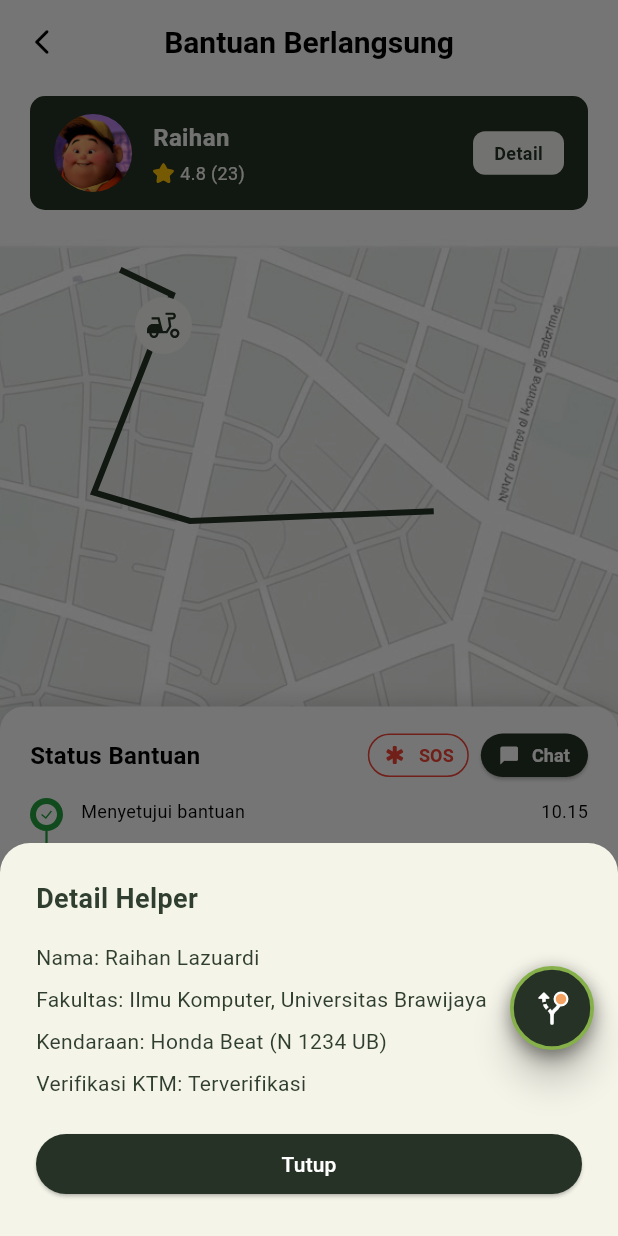
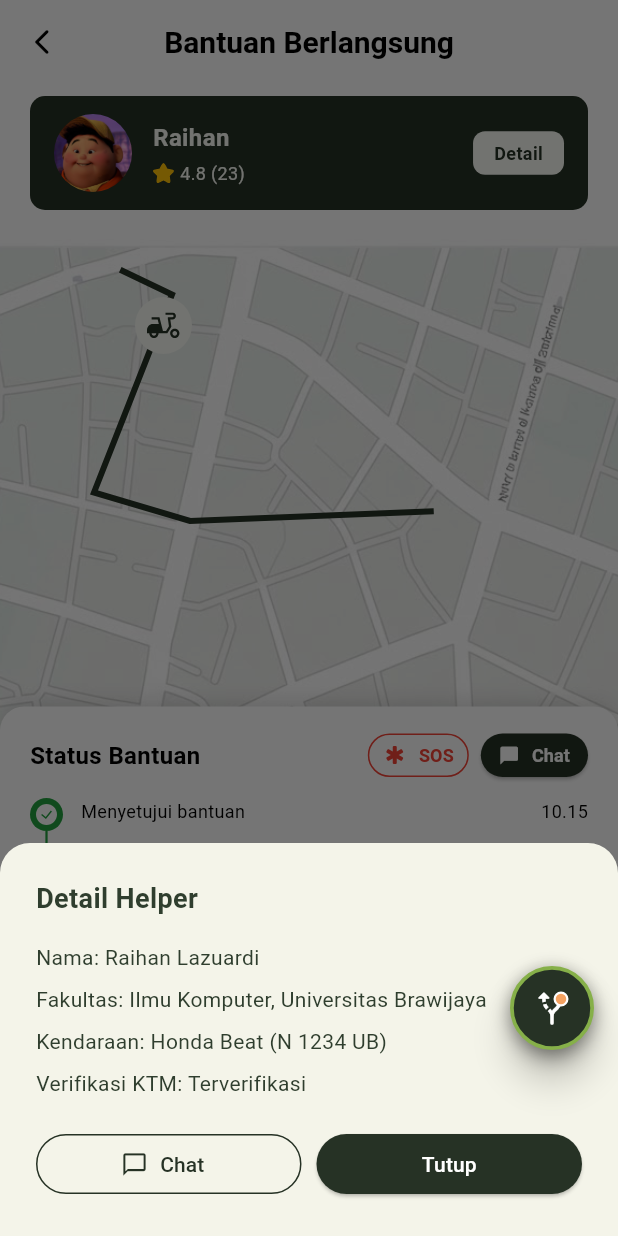
Before and after one commit to zuhdiarif/Ubantu, a Flutter app: the PindahKosInProgressView screen opened by its route, after a tap on "Detail", on a phone screen of 412 x 824 dp. Run offline on Flutter 3.47's test engine with Material 3 defaults, Android fonts, the phone set to English and light mode, and no system bars; our stand-ins replace flutter_svg, go_router, shared_preferences, supabase_flutter; accounts and stored records are empty; Roboto replaces fonts that are missing (Plus Jakarta Sans); project files that could hold a hidden picture were left out.

Commit message:
feat(chat): wire routes, bottom navigation, in-progress chat links, and debug menu

```diff
--- a/lib/components/debug_floating_menu.dart
+++ b/lib/components/debug_floating_menu.dart
@@ -32,6 +32,13 @@ class _DebugFloatingMenuState extends State<DebugFloatingMenu> {
         {'name': '3. Menunggu Helper Bersih', 'route': AppRouter.bersihKosWaiting, 'icon': Icons.hourglass_top_rounded},
         {'name': '4. Bersih Berlangsung', 'route': AppRouter.bersihKosInProgress, 'icon': Icons.navigation_rounded},
         {'name': '5. Selesai & Ulasan Bersih', 'route': AppRouter.bersihKosSelesai, 'icon': Icons.star_rounded},
+      ],
+    },
+    {
+      'title': 'Fitur Chat & Percakapan',
+      'routes': [
+        {'name': '1. Inbox Percakapan', 'route': AppRouter.chatInbox, 'icon': Icons.inbox_rounded},
+        {'name': '2. Ruang Chat Interaktif', 'route': AppRouter.chatRoom, 'icon': Icons.chat_rounded},
       ],
     },
     {
--- a/lib/core/navigation/app_router.dart
+++ b/lib/core/navigation/app_router.dart
@@ -21,6 +21,9 @@ import 'package:ubantu/presentation/views/register_view.dart';
 import 'package:ubantu/presentation/views/sos_active_tracking_view.dart';
 import 'package:ubantu/presentation/views/sos_finish_dialog_view.dart';
 import 'package:ubantu/presentation/views/sos_form_view.dart';
+import 'package:ubantu/domain/models/chat_room_model.dart';
+import 'package:ubantu/presentation/views/chat/chat_room_view.dart';
+import 'package:ubantu/presentation/views/chat/inbox_view.dart';
 
 class AppAuthNotifier extends ChangeNotifier {
   static final AppAuthNotifier instance = AppAuthNotifier._();
@@ -63,6 +66,8 @@ class AppRouter {
   static const String bersihKosWaiting = '/bersih-kos/waiting';
   static const String bersihKosInProgress = '/bersih-kos/in-progress';
   static const String bersihKosSelesai = '/bersih-kos/selesai';
+  static const String chatInbox = '/chat';
+  static const String chatRoom = '/chat/room';
 
   static final router = GoRouter(
     initialLocation: onboarding,
@@ -168,6 +173,17 @@ class AppRouter {
         path: bersihKosSelesai,
         builder: (context, state) => const BersihKosSelesaiView(),
       ),
+      GoRoute(
+        path: chatInbox,
+        builder: (context, state) => const InboxView(),
+      ),
+      GoRoute(
+        path: chatRoom,
+        builder: (context, state) {
+          final room = state.extra as ChatRoomModel?;
+          return ChatRoomView(initialRoom: room);
+        },
+      ),
     ],
   );
 }
--- a/lib/presentation/views/bersih_kos/bersih_kos_in_progress_view.dart
+++ b/lib/presentation/views/bersih_kos/bersih_kos_in_progress_view.dart
@@ -158,7 +158,7 @@ class _BersihKosInProgressViewState extends State<BersihKosInProgressView> {
                   backgroundColor: Color(0xFFE2F1D8),
                   child: Icon(Icons.chat_bubble_rounded, size: 18, color: Color(0xFF263225)),
                 ),
-                onPressed: () {},
+                onPressed: () => context.push(AppRouter.chatRoom),
               ),
               IconButton(
                 icon: const CircleAvatar(
--- a/lib/presentation/views/pindah_kos/pindah_kos_in_progress_view.dart
+++ b/lib/presentation/views/pindah_kos/pindah_kos_in_progress_view.dart
@@ -177,8 +177,24 @@ class _PindahKosInProgressViewState extends State<PindahKosInProgressView> {
                       const SizedBox(height: 8),
                       const Text('Verifikasi KTM: Terverifikasi'),
                       const SizedBox(height: 20),
-                      SizedBox(
-                        width: double.infinity,
+                      Row(
+                        children: [
+                          Expanded(
+                            child: OutlinedButton.icon(
+                              onPressed: () {
+                                Navigator.of(ctx).pop();
+                                context.push(AppRouter.chatRoom);
+                              },
+                              style: OutlinedButton.styleFrom(
+                                side: const BorderSide(color: Color(0xFF263225)),
+                                foregroundColor: const Color(0xFF263225),
+                              ),
+                              icon: const Icon(Icons.chat_bubble_outline, size: 18),
+                              label: const Text('Chat'),
+                            ),
+                          ),
+                          const SizedBox(width: 10),
+                          Expanded(
                             child: ElevatedButton(
                               onPressed: () => Navigator.of(ctx).pop(),
                               style: ElevatedButton.styleFrom(
@@ -187,6 +203,8 @@ class _PindahKosInProgressViewState extends State<PindahKosInProgressView> {
                               ),
                               child: const Text('Tutup'),
                             ),
+                          ),
+                        ],
                       ),
                     ],
                   ),
```
Lines whose indentation alone changed are shown as unchanged.
